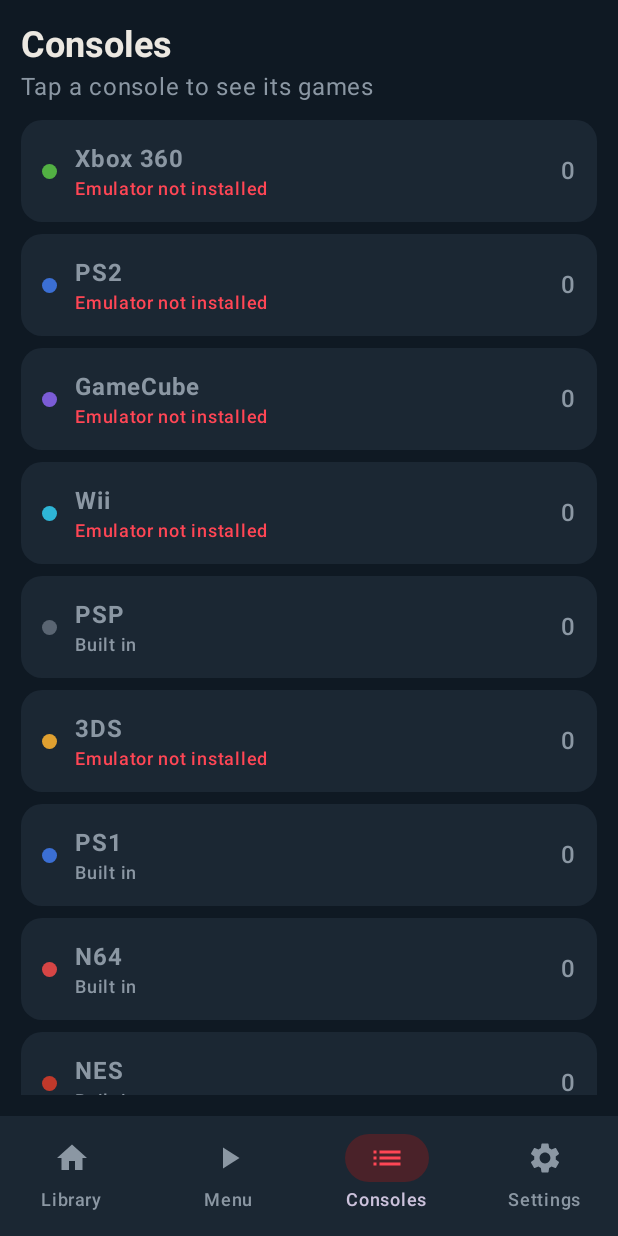
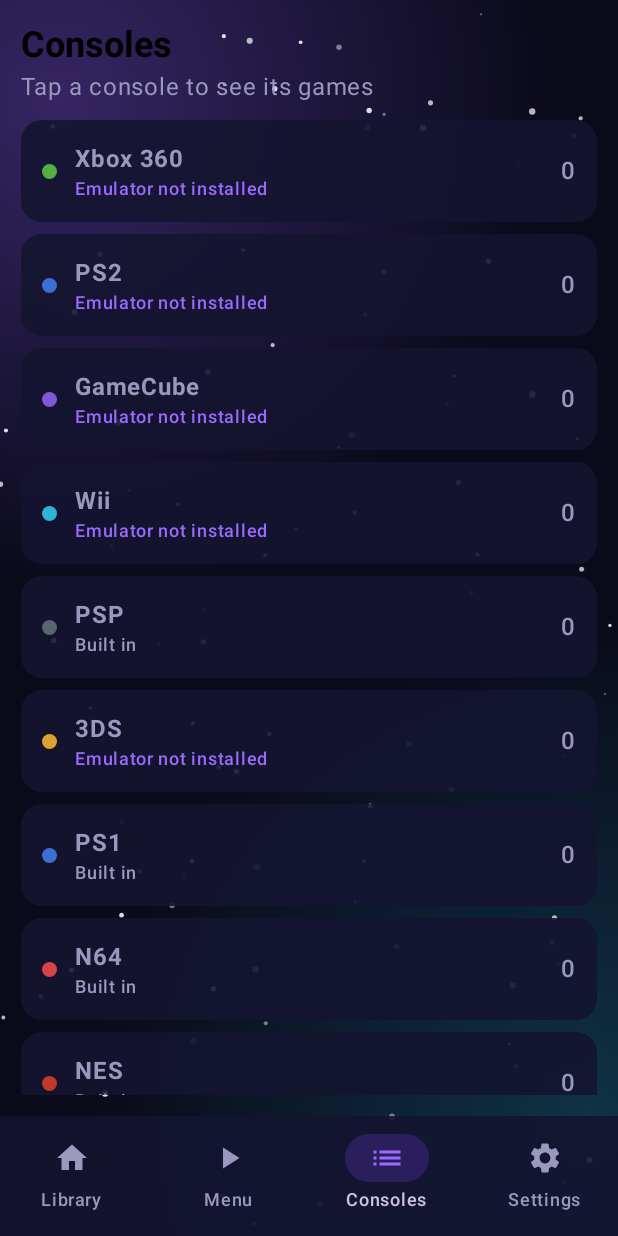
Before and after one commit to gurnoorg974-ops/Synapse-Gaming, an Android app built with Jetpack Compose: the screen it shows after launch (MainActivity), item 3 of the bottom bar chosen, on a phone screen of 412 x 824 dp. Run offline under Robolectric (Android 15) with nearby library versions, the phone set to English and light mode, and no system bars.

Commit message:
Apply update

```diff
--- a/app/build.gradle.kts
+++ b/app/build.gradle.kts
@@ -11,7 +11,7 @@ android {
         minSdk = 29
         targetSdk = 34
         versionCode = 1
-        versionName = "0.6"
+        versionName = "0.8"
         ndk { abiFilters += "arm64-v8a" }
     }
     buildFeatures { compose = true }
--- a/app/src/main/AndroidManifest.xml
+++ b/app/src/main/AndroidManifest.xml
@@ -4,6 +4,7 @@
     <!-- Needed so we can see/launch installed emulators (Android 11+) -->
     <queries>
         <package android:name="aenu.ax360e" />
+        <package android:name="aenu.ax360e.free" />
         <package android:name="xyz.aethersx2.android" />
         <package android:name="org.dolphinemu.dolphinemu" />
         <package android:name="org.ppsspp.ppsspp" />
--- a/app/src/main/java/com/synapse/gaming/Console.kt
+++ b/app/src/main/java/com/synapse/gaming/Console.kt
@@ -4,9 +4,10 @@ package com.synapse.gaming
 // core == null  -> launches the external emulator app instead
 enum class Console(
     val label: String, val emuPackage: String, val exts: Set<String>,
-    val folderHints: List<String>, val core: String? = null, val tint: Long = 0xFF5A6572
+    val folderHints: List<String>, val core: String? = null, val tint: Long = 0xFF5A6572,
+    val altPackage: String? = null
 ) {
-    XBOX360("Xbox 360", "aenu.ax360e", setOf("xex", "xbla"), listOf("xbox360", "x360"), tint = 0xFF52B043),
+    XBOX360("Xbox 360", "aenu.ax360e", setOf("xex", "xbla"), listOf("xbox360", "x360"), tint = 0xFF52B043, altPackage = "aenu.ax360e.free"),
     PS2("PS2", "xyz.aethersx2.android", setOf("chd", "cso", "bin"), listOf("ps2"), tint = 0xFF3B6FD4),
     GAMECUBE("GameCube", "org.dolphinemu.dolphinemu", setOf("gcm", "rvz", "gcz"), listOf("gc", "gamecube"), tint = 0xFF7B5CD6),
     WII("Wii", "org.dolphinemu.dolphinemu", setOf("wbfs", "wad"), listOf("wii"), tint = 0xFF2EB5D6),
--- a/app/src/main/java/com/synapse/gaming/Launcher.kt
+++ b/app/src/main/java/com/synapse/gaming/Launcher.kt
@@ -15,7 +15,7 @@ fun launchGame(ctx: Context, game: Game) {
         )
         return
     }
-    val pkg = game.console.emuPackage
+    val pkg = emulatorPackage(ctx, game.console) ?: game.console.emuPackage
     val intent = Intent(Intent.ACTION_VIEW).apply {
         setPackage(pkg)
         setDataAndType(game.uri, "*/*")
@@ -30,3 +30,8 @@ fun launchGame(ctx: Context, game: Game) {
         else Toast.makeText(ctx, "${game.console.label} emulator not installed", Toast.LENGTH_LONG).show()
     }
 }
+
+// Returns the installed emulator app for a console (checks the paid and free versions)
+fun emulatorPackage(ctx: Context, c: Console): String? =
+    listOfNotNull(c.emuPackage.ifEmpty { null }, c.altPackage)
+        .firstOrNull { ctx.packageManager.getLaunchIntentForPackage(it) != null }
--- a/app/src/main/java/com/synapse/gaming/MainActivity.kt
+++ b/app/src/main/java/com/synapse/gaming/MainActivity.kt
@@ -52,7 +52,7 @@ fun isInstalled(ctx: Context, pkg: String) =
     ctx.packageManager.getLaunchIntentForPackage(pkg) != null
 
 @Composable
-fun SynapseApp() {
+fun SynapseMain() {
     val ctx = LocalContext.current
     val prefs = remember { ctx.getSharedPreferences("synapse", Context.MODE_PRIVATE) }
     var games by remember { mutableStateOf(emptyList<Game>()) }
@@ -72,6 +72,7 @@ fun SynapseApp() {
     LaunchedEffect(Unit) { rescan() }
 
     Scaffold(
+        containerColor = androidx.compose.ui.graphics.Color.Transparent,
         bottomBar = {
             NavigationBar(containerColor = SynCard) {
                 Tab.entries.forEach {
@@ -96,7 +97,9 @@ fun SynapseApp() {
 
 @Composable
 fun Logo() {
-    Row {
+    Row(verticalAlignment = Alignment.CenterVertically) {
+        GalaxyLogo(34.dp, 0.6f)
+        Spacer(Modifier.width(8.dp))
         Text("SYNAPSE", color = SynRed, fontWeight = FontWeight.Black,
             style = MaterialTheme.typography.headlineSmall)
         Spacer(Modifier.width(6.dp))
@@ -154,7 +157,11 @@ fun GameCard(game: Game, onClick: () -> Unit) {
         colors = CardDefaults.cardColors(containerColor = SynCard)
     ) {
         Box(
-            Modifier.fillMaxWidth().height(70.dp).background(game.console.color.copy(alpha = 0.85f)),
+            Modifier.fillMaxWidth().height(70.dp).background(
+                androidx.compose.ui.graphics.Brush.horizontalGradient(
+                    listOf(game.console.color, game.console.color.copy(alpha = 0.45f))
+                )
+            ),
             contentAlignment = Alignment.Center
         ) { Text(game.console.label, fontWeight = FontWeight.Bold, color = androidx.compose.ui.graphics.Color.White) }
         Column(Modifier.padding(10.dp).heightIn(min = 56.dp)) {
@@ -191,7 +198,7 @@ fun ConsolesScreen(games: List<Game>, onPick: (Console) -> Unit) {
         LazyColumn(verticalArrangement = Arrangement.spacedBy(8.dp)) {
             items(Console.entries.toList()) { c ->
                 val count = games.count { it.console == c }
-                val installed = c.emuPackage.isNotEmpty() && isInstalled(ctx, c.emuPackage)
+                val installed = emulatorPackage(ctx, c) != null
                 Card(
                     onClick = { onPick(c) }, shape = RoundedCornerShape(14.dp),
                     colors = CardDefaults.cardColors(containerColor = SynCard)
@@ -236,6 +243,6 @@ fun SettingsScreen(count: Int, onPick: () -> Unit, onRescan: () -> Unit) {
                 Text(if (SocInfo.isSnapdragon) "Snapdragon detected" else "Not a Snapdragon chip", color = SynMuted)
             }
         }
-        Text("Synapse Gaming v0.6", color = SynMuted, style = MaterialTheme.typography.labelSmall)
+        Text("Synapse Gaming v0.8", color = SynMuted, style = MaterialTheme.typography.labelSmall)
     }
 }
--- /dev/null
+++ b/app/src/main/java/com/synapse/gaming/Splash.kt
@@ -0,0 +1,160 @@
+package com.synapse.gaming
+
+import androidx.compose.animation.AnimatedVisibility
+import androidx.compose.animation.core.Animatable
+import androidx.compose.animation.core.LinearEasing
+import androidx.compose.animation.core.RepeatMode
+import androidx.compose.animation.core.animateFloat
+import androidx.compose.animation.core.infiniteRepeatable
+import androidx.compose.animation.core.rememberInfiniteTransition
+import androidx.compose.animation.core.tween
+import androidx.compose.animation.fadeOut
+import androidx.compose.foundation.Canvas
+import androidx.compose.foundation.background
+import androidx.compose.foundation.layout.*
+import androidx.compose.material3.Text
+import androidx.compose.runtime.*
+import androidx.compose.runtime.saveable.rememberSaveable
+import androidx.compose.ui.Alignment
+import androidx.compose.ui.Modifier
+import androidx.compose.ui.draw.alpha
+import androidx.compose.ui.draw.scale
+import androidx.compose.ui.geometry.Offset
+import androidx.compose.ui.graphics.Brush
+import androidx.compose.ui.graphics.Color
+import androidx.compose.ui.graphics.drawscope.Stroke
+import androidx.compose.ui.text.font.FontWeight
+import androidx.compose.ui.unit.Dp
+import androidx.compose.ui.unit.dp
+import androidx.compose.ui.unit.sp
+import kotlinx.coroutines.delay
+import kotlin.math.cos
+import kotlin.math.sin
+
+// Root: splash on top of the starfield + app
+@Composable
+fun SynapseApp() {
+    var showSplash by rememberSaveable { mutableStateOf(true) }
+    Box(Modifier.fillMaxSize().background(SynBg)) {
+        Starfield()
+        SynapseMain()
+        AnimatedVisibility(visible = showSplash, exit = fadeOut(tween(600))) {
+            SplashScreen { showSplash = false }
+        }
+    }
+}
+
+// Twinkling stars and soft nebula glows
+@Composable
+fun Starfield(modifier: Modifier = Modifier) {
+    val stars = remember {
+        val r = java.util.Random(7)
+        List(90) { Triple(r.nextFloat(), r.nextFloat(), 0.6f + r.nextFloat() * 1.6f) }
+    }
+    val t = rememberInfiniteTransition(label = "stars")
+    val twinkle by t.animateFloat(
+        initialValue = 0.3f, targetValue = 1f,
+        animationSpec = infiniteRepeatable(tween(2400, easing = LinearEasing), RepeatMode.Reverse),
+        label = "twinkle"
+    )
+    Canvas(modifier.fillMaxSize()) {
+        val w = size.width
+        val h = size.height
+        drawCircle(
+            brush = Brush.radialGradient(
+                colors = listOf(Color(0x558B5CF6), Color.Transparent),
+                center = Offset(w * 0.1f, h * 0.08f), radius = w * 0.8f
+            ),
+            radius = w * 0.8f, center = Offset(w * 0.1f, h * 0.08f)
+        )
+        drawCircle(
+            brush = Brush.radialGradient(
+                colors = listOf(Color(0x3322D3EE), Color.Transparent),
+                center = Offset(w * 0.95f, h * 0.9f), radius = w * 0.8f
+            ),
+            radius = w * 0.8f, center = Offset(w * 0.95f, h * 0.9f)
+        )
+        stars.forEachIndexed { i, (x, y, r) ->
+            val a = when (i % 3) {
+                0 -> twinkle
+                1 -> 1.3f - twinkle
+                else -> 0.7f
+            }
+            drawCircle(
+                color = Color.White.copy(alpha = a.coerceIn(0.1f, 1f)),
+                radius = r * density, center = Offset(x * w, y * h)
+            )
+        }
+    }
+}
+
+// Logo: glowing core, orbit ring, orbiting planet and a small constellation
+@Composable
+fun GalaxyLogo(logoSize: Dp, orbit: Float = 0f, modifier: Modifier = Modifier) {
+    Canvas(modifier.size(logoSize)) {
+        val c = center
+        val rad = size.minDimension / 2f
+        drawCircle(
+            brush = Brush.radialGradient(
+                colors = listOf(Color(0x778B5CF6), Color.Transparent), center = c, radius = rad
+            ),
+            radius = rad, center = c
+        )
+        val nodeDist = rad * 0.8f
+        val pts = listOf(-90f, -30f, 30f, 90f, 150f, 210f).map { a ->
+            val r = Math.toRadians(a.toDouble())
+            Offset(c.x + nodeDist * cos(r).toFloat(), c.y + nodeDist * sin(r).toFloat())
+        }
+        pts.forEach { drawLine(Color(0x66C4B5FD), c, it, strokeWidth = rad * 0.02f) }
+        pts.forEach { drawCircle(Color(0xFF67E8F9), radius = rad * 0.045f, center = it) }
+        drawCircle(
+            brush = Brush.sweepGradient(
+                listOf(Color(0xFF8B5CF6), Color(0xFFF472B6), Color(0xFF22D3EE), Color(0xFF8B5CF6)),
+                center = c
+            ),
+            radius = rad * 0.55f, center = c, style = Stroke(width = rad * 0.07f)
+        )
+        drawCircle(
+            brush = Brush.radialGradient(
+                colors = listOf(Color.White, Color(0xFFF472B6), Color(0xFF8B5CF6)),
+                center = c, radius = rad * 0.35f
+            ),
+            radius = rad * 0.3f, center = c
+        )
+        val pa = Math.toRadians((orbit * 360f).toDouble())
+        drawCircle(
+            Color.White, radius = rad * 0.08f,
+            center = Offset(c.x + rad * 0.55f * cos(pa).toFloat(), c.y + rad * 0.55f * sin(pa).toFloat())
+        )
+    }
+}
+
+@Composable
+fun SplashScreen(onDone: () -> Unit) {
+    val appear = remember { Animatable(0f) }
+    val t = rememberInfiniteTransition(label = "orbit")
+    val orbit by t.animateFloat(
+        initialValue = 0f, targetValue = 1f,
+        animationSpec = infiniteRepeatable(tween(3000, easing = LinearEasing), RepeatMode.Restart),
+        label = "orbitAngle"
+    )
+    LaunchedEffect(Unit) {
+        appear.animateTo(1f, tween(900))
+        delay(1400)
+        onDone()
+    }
+    Box(Modifier.fillMaxSize().background(SynBg), contentAlignment = Alignment.Center) {
+        Starfield()
+        Column(
+            Modifier.alpha(appear.value).scale(0.8f + 0.2f * appear.value),
+            horizontalAlignment = Alignment.CenterHorizontally
+        ) {
+            GalaxyLogo(160.dp, orbit)
+            Spacer(Modifier.height(20.dp))
+            Text("SYNAPSE", color = SynText, fontSize = 34.sp, fontWeight = FontWeight.Black, letterSpacing = 8.sp)
+            Text("GAMING", color = SynRed, fontSize = 18.sp, fontWeight = FontWeight.Light, letterSpacing = 12.sp)
+            Spacer(Modifier.height(12.dp))
+            Text("Every console. One galaxy.", color = SynMuted, fontSize = 13.sp)
+        }
+    }
+}
--- a/app/src/main/java/com/synapse/gaming/Theme.kt
+++ b/app/src/main/java/com/synapse/gaming/Theme.kt
@@ -5,11 +5,11 @@ import androidx.compose.material3.darkColorScheme
 import androidx.compose.runtime.Composable
 import androidx.compose.ui.graphics.Color
 
-val SynBg = Color(0xFF0F1923)
-val SynCard = Color(0xFF1B2733)
-val SynRed = Color(0xFFFF4655)
-val SynText = Color(0xFFECE8E1)
-val SynMuted = Color(0xFF8B97A3)
+val SynBg = Color(0xFF0A0A1A)
+val SynCard = Color(0xE6151530)
+val SynRed = Color(0xFF9B6BFF) // main accent (galaxy violet)
+val SynText = Color(0xFFEDE9FE)
+val SynMuted = Color(0xFF9A98BD)
 
 @Composable
 fun SynapseTheme(content: @Composable () -> Unit) {
@@ -19,8 +19,8 @@ fun SynapseTheme(content: @Composable () -> Unit) {
             background = SynBg, onBackground = SynText,
             surface = SynBg, onSurface = SynText,
             surfaceVariant = SynCard, onSurfaceVariant = SynMuted,
-            secondaryContainer = Color(0xFF4A2229), onSecondaryContainer = SynRed,
-            outline = Color(0xFF2E3B48)
+            secondaryContainer = Color(0xFF2A1F5C), onSecondaryContainer = SynRed,
+            outline = Color(0xFF34305E)
         ),
         content = content
     )
--- a/app/src/main/res/drawable/ic_launcher_foreground.xml
+++ b/app/src/main/res/drawable/ic_launcher_foreground.xml
@@ -2,10 +2,25 @@
 <vector xmlns:android="http://schemas.android.com/apk/res/android"
     android:width="108dp" android:height="108dp"
     android:viewportWidth="108" android:viewportHeight="108">
-    <!-- Angular red "S" -->
-    <path android:fillColor="#FF4655"
-        android:pathData="M42,30 L74,30 L68,39 L46,39 L44,46 L70,46 L70,64 L62,78 L34,78 L40,69 L62,69 L62,56 L36,56 L36,40 Z" />
-    <!-- Synapse node -->
-    <path android:fillColor="#ECE8E1"
-        android:pathData="M76,26 L82,32 L76,38 L70,32 Z" />
+    <!-- soft glow -->
+    <path android:fillColor="#338B5CF6"
+        android:pathData="M54,54m-34,0a34,34 0 1,0 68,0a34,34 0 1,0 -68,0" />
+    <!-- orbit ring -->
+    <path android:strokeColor="#9B6BFF" android:strokeWidth="5" android:fillColor="#00000000"
+        android:pathData="M28,54a26,26 0 1,0 52,0a26,26 0 1,0 -52,0" />
+    <!-- core -->
+    <path android:fillColor="#F472B6"
+        android:pathData="M41,54a13,13 0 1,0 26,0a13,13 0 1,0 -26,0" />
+    <path android:fillColor="#FFFFFF"
+        android:pathData="M49,52a5,5 0 1,0 10,0a5,5 0 1,0 -10,0" />
+    <!-- planet on the ring -->
+    <path android:fillColor="#FFFFFF"
+        android:pathData="M63,31a4.5,4.5 0 1,0 9,0a4.5,4.5 0 1,0 -9,0" />
+    <!-- constellation stars -->
+    <path android:fillColor="#67E8F9"
+        android:pathData="M30.5,33a2.5,2.5 0 1,0 5,0a2.5,2.5 0 1,0 -5,0" />
+    <path android:fillColor="#67E8F9"
+        android:pathData="M74.5,76a2.5,2.5 0 1,0 5,0a2.5,2.5 0 1,0 -5,0" />
+    <path android:fillColor="#67E8F9"
+        android:pathData="M27.5,72a2,2 0 1,0 4,0a2,2 0 1,0 -4,0" />
 </vector>
--- a/app/src/main/res/values/colors.xml
+++ b/app/src/main/res/values/colors.xml
@@ -1,5 +1,5 @@
 <?xml version="1.0" encoding="utf-8"?>
 <resources>
-    <color name="syn_bg">#0F1923</color>
-    <color name="syn_red">#FF4655</color>
+    <color name="syn_bg">#0A0A1A</color>
+    <color name="syn_red">#8B5CF6</color>
 </resources>
```
Also changed, not shown: 1 other file.
